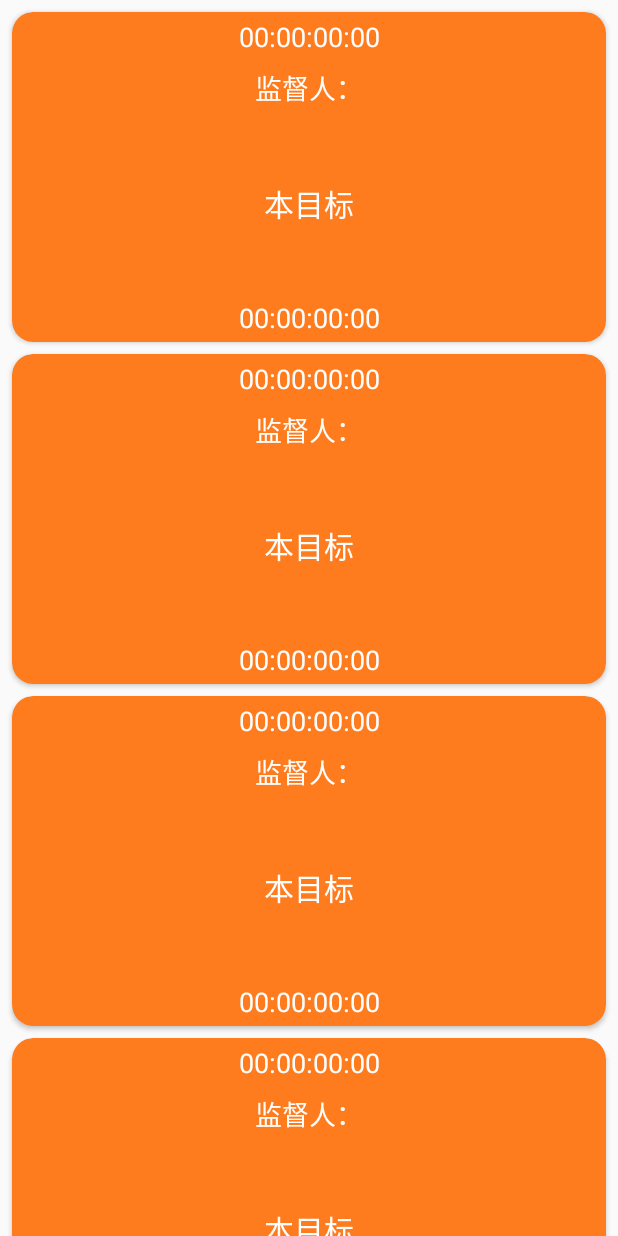
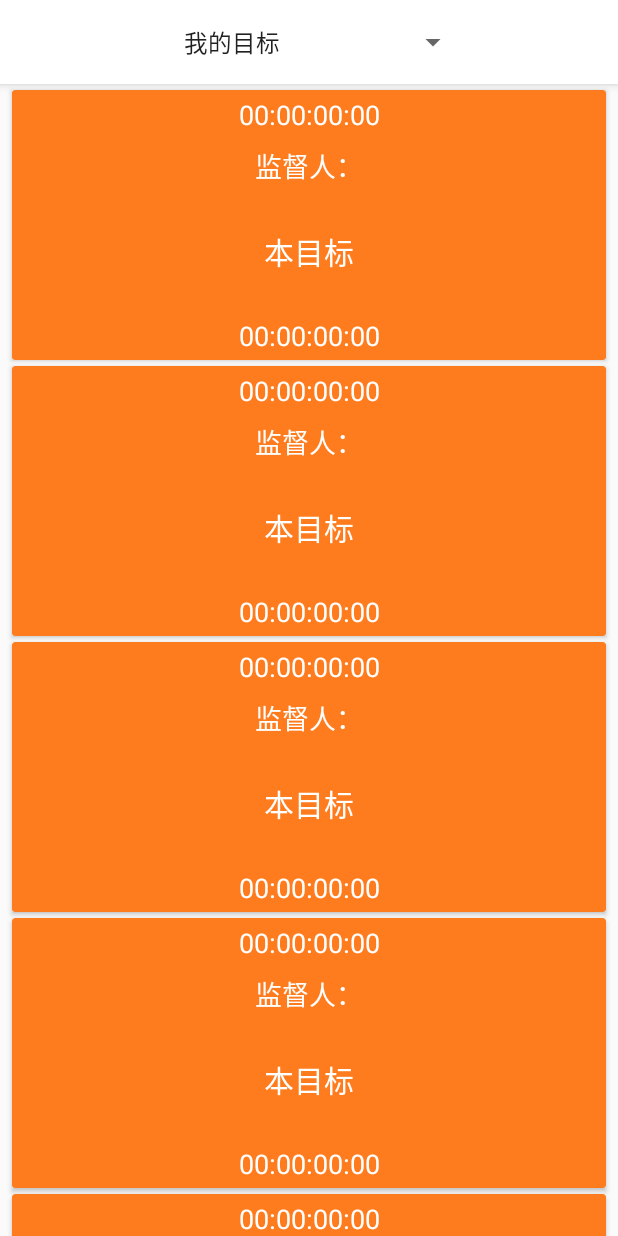
Before and after one commit to cnsource/SmallTargetByUxTeam, an Android app: the layout fragment_plan_page.xml on its own in the app's theme, with its tools: preview values and no code run, on a phone screen of 412 x 824 dp. Run offline under Robolectric (Android 15) with nearby library versions, the phone set to English and light mode, and no system bars.

Commit message:
设计完善个人目标与监督目标的展示，完成从云端拉取数据的功能

```diff
--- a/app/src/main/java/com/uxteam/starget/main_face/MainfacePage.java
+++ b/app/src/main/java/com/uxteam/starget/main_face/MainfacePage.java
@@ -8,7 +8,7 @@ import androidx.appcompat.app.AppCompatActivity;
 
 import com.google.android.material.bottomnavigation.BottomNavigationView;
 import com.uxteam.starget.R;
-import com.uxteam.starget.main_page.MainPage;
+import com.uxteam.starget.main_page.TargetDymicPage;
 import com.uxteam.starget.plan_page.PlanPage;
 import com.uxteam.starget.self_page.SelfPage;
 
@@ -24,7 +24,7 @@ public class MainfacePage extends AppCompatActivity {
                     getSupportFragmentManager().beginTransaction().replace(R.id.page_container,new PlanPage()).commit();
                     return true;
                 case R.id.navigation_dashboard:
-                    getSupportFragmentManager().beginTransaction().replace(R.id.page_container,new MainPage()).commit();
+                    getSupportFragmentManager().beginTransaction().replace(R.id.page_container,new TargetDymicPage()).commit();
                     return true;
                 case R.id.navigation_notifications:
                     getSupportFragmentManager().beginTransaction().replace(R.id.page_container,new SelfPage()).commit();
--- a/app/src/main/java/com/uxteam/starget/main_page/MainPage.java
+++ b/app/src/main/java/com/uxteam/starget/main_page/TargetDymicPage.java
@@ -13,7 +13,7 @@ import com.uxteam.starget.R;
 /**
  * A simple {@link Fragment} subclass.
  */
-public class MainPage extends Fragment {
+public class TargetDymicPage extends Fragment {
 
     @Override
     public View onCreateView(LayoutInflater inflater, ViewGroup container,
@@ -21,7 +21,7 @@ public class MainPage extends Fragment {
         // Inflate the layout for this fragment
         View view=inflater.inflate(R.layout.fragment_main_page, container, false);
 
-        new MainPagePresenter(this).load();
+        new TargetDymicPagePresenter(this).load();
         return view;
     }
 
--- /dev/null
+++ b/app/src/main/res/drawable/ic_self_analyze.xml
@@ -0,0 +1,4 @@
+<vector android:height="48dp" android:viewportHeight="1024"
+    android:viewportWidth="1024" android:width="48dp" xmlns:android="http://schemas.android.com/apk/res/android">
+    <path android:fillColor="#1296db" android:pathData="M512,960c-254.82,0 -384,-59.9 -384,-178.1 0,-84.44 133.12,-139.66 265.85,-158.33v-17.57c-79.68,-58.25 -118.47,-159.9 -118.47,-309.96 0,-145.29 87,-232.05 232.72,-232.05h7.8c145.8,0 232.76,86.8 232.76,232.05 0,56.44 0,223.82 -117.56,310.15l-0.39,17.41c132.49,18.83 265.29,73.96 265.29,158.29 0,118.19 -129.18,178.1 -384,178.1zM508.06,120c-80.31,0 -175.89,29.93 -175.89,172.78 0,137.37 34.54,225.95 105.55,270.73a31.78,31.78 0,0 1,14.45 26.9v62.7a30.84,30.84 0,0 1,-26.94 31.23c-145.72,15.24 -242.37,71.25 -242.37,101.57 0,97.6 179,118.08 329.14,118.08 150.21,0 329.14,-20.48 329.14,-118.08 0,-30.33 -96.61,-86.41 -242.33,-101.57a30.92,30.92 0,0 1,-26.9 -31.9l1.26,-62.74a31.74,31.74 0,0 1,14.41 -26.19c71.17,-44.9 104.33,-130.95 104.33,-270.73 0,-142.85 -95.7,-172.78 -175.93,-172.78h-7.96z"/>
+</vector>
--- a/app/src/main/res/layout/fragment_plan_page.xml
+++ b/app/src/main/res/layout/fragment_plan_page.xml
@@ -4,6 +4,31 @@
     android:layout_width="match_parent"
     xmlns:tools="http://schemas.android.com/tools"
     android:layout_height="match_parent">
+    <com.google.android.material.appbar.AppBarLayout
+        android:layout_width="match_parent"
+        android:layout_height="wrap_content">
+        <Toolbar
+            android:background="#fff"
+            android:title="Hello"
+            android:layout_width="match_parent"
+            android:layout_height="wrap_content">
+           <LinearLayout
+               android:gravity="center"
+               android:weightSum="1"
+               android:orientation="horizontal"
+               android:layout_width="match_parent"
+               android:layout_height="wrap_content">
+               <Spinner
+                   android:id="@+id/plan_page_spinner"
+                   android:gravity="center"
+                   android:layout_weight="0.5"
+                   android:entries="@array/spi_list"
+                   android:layout_width="0dp"
+                   android:layout_height="match_parent">
+               </Spinner>
+           </LinearLayout>
+        </Toolbar>
+    </com.google.android.material.appbar.AppBarLayout>
 <androidx.swiperefreshlayout.widget.SwipeRefreshLayout
     android:layout_width="match_parent"
     android:id="@+id/planpage_refreshView"
@@ -14,7 +39,6 @@
         android:id="@+id/planpage_targets"
         android:layout_width="match_parent"
         android:layout_height="match_parent">
-
     </androidx.recyclerview.widget.RecyclerView>
 </androidx.swiperefreshlayout.widget.SwipeRefreshLayout>
 </LinearLayout>
--- a/app/src/main/res/layout/fragment_self_page.xml
+++ b/app/src/main/res/layout/fragment_self_page.xml
@@ -122,6 +122,7 @@
                     android:layout_height="match_parent"
                     android:layout_alignStart="@+id/card_content"
                     android:layout_alignTop="@+id/card_content"
+                    tools:listitem="@layout/fragment_self_page_rec_item"
                     tools:itemCount="4">
 
                 </androidx.recyclerview.widget.RecyclerView>
--- a/app/src/main/res/layout/plan_page_targetitem.xml
+++ b/app/src/main/res/layout/plan_page_targetitem.xml
@@ -3,11 +3,10 @@
     android:id="@+id/targetitem_bg"
     android:layout_marginLeft="8dp"
     android:layout_marginRight="8dp"
-    android:layout_marginTop="8dp"
-    app:cardCornerRadius="14dp"
+    android:layout_marginTop="4dp"
     app:cardBackgroundColor="#FF7C1E"
     android:layout_width="match_parent"
-    android:layout_height="220dp"
+    android:layout_height="180dp"
     xmlns:android="http://schemas.android.com/apk/res/android"
     xmlns:app="http://schemas.android.com/apk/res-auto">
     <RelativeLayout
--- /dev/null
+++ b/app/src/main/res/values/array.xml
@@ -0,0 +1,7 @@
+<?xml version="1.0" encoding="utf-8"?>
+<resources>
+    <string-array name="spi_list">
+        <item >我的目标</item>
+        <item >监督目标</item>
+    </string-array>
+</resources>
```
Also changed, not shown: app/src/main/java/com/uxteam/starget/main_page/MainPagePresenter.java (deleted, +0 -14 lines), app/src/main/java/com/uxteam/starget/main_page/TargetDymicPagePresenter.java (added, +14 -0 lines), app/src/main/java/com/uxteam/starget/plan_page/PlanPage.java (+17 -5 lines), app/src/main/java/com/uxteam/starget/plan_page/PlanPagePresenter.java (+76 -29 lines), app/src/main/java/com/uxteam/starget/plan_page/PlanPageRecAdt.java (+8 -1 lines), app/src/main/java/com/uxteam/starget/self_page/SelfPagePresenter.java (+7 -3 lines), app/src/main/res/layout/fragment_main_page.xml (+53 -8 lines).
